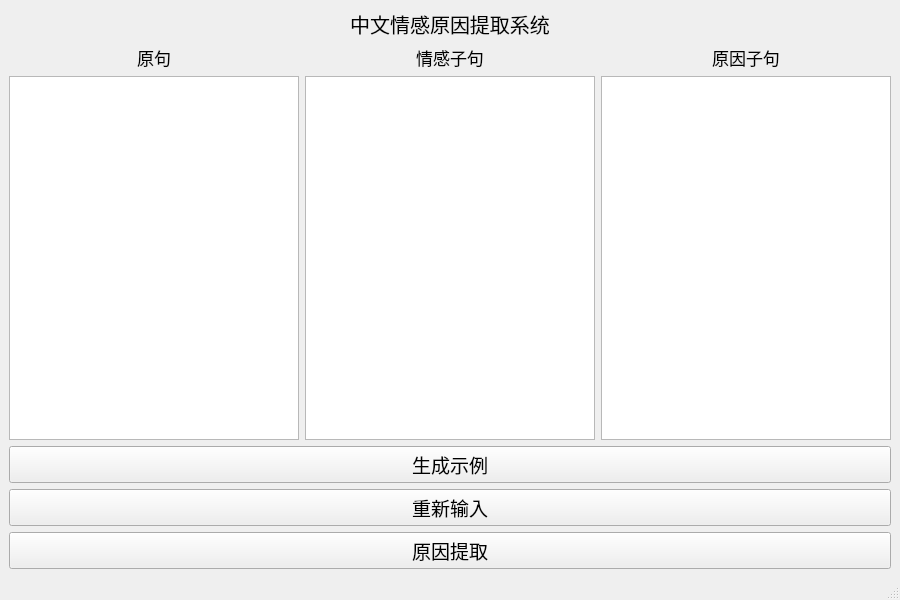
First picture: the form in main_window.ui, repository cuiding/RTHN-master2, before the edit.
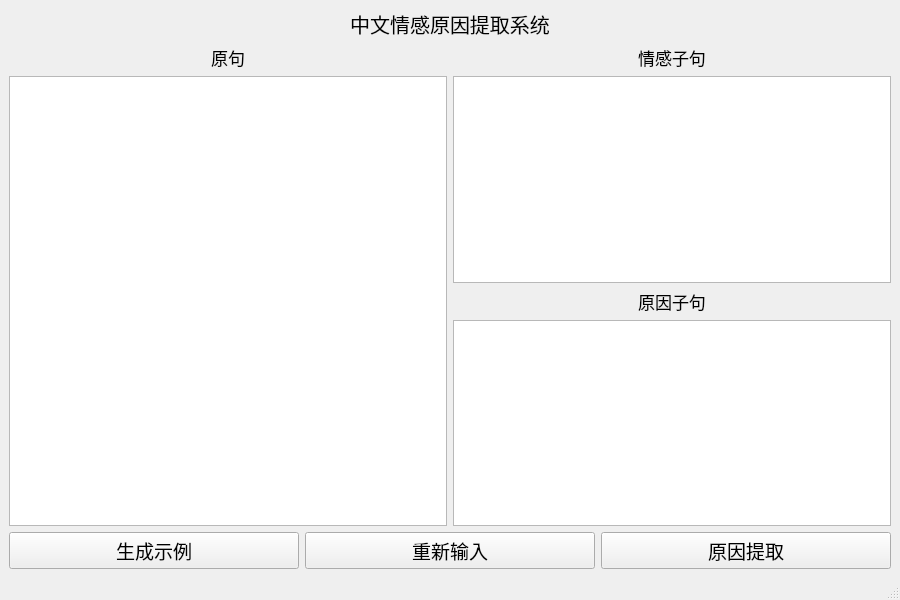
Second picture: the form after the edit.

```diff
--- a/main_window.ui
+++ b/main_window.ui
@@ -23,7 +23,9 @@
    <string>MainWindow</string>
   </property>
   <widget class="QWidget" name="centralwidget">
-   <layout class="QVBoxLayout" name="verticalLayout_2">
+   <layout class="QVBoxLayout" name="verticalLayout_4">
+    <item>
+     <layout class="QVBoxLayout" name="verticalLayout_3">
     <item>
      <widget class="QLabel" name="label">
       <property name="font">
@@ -40,7 +42,9 @@
      </widget>
     </item>
     <item>
-     <layout class="QHBoxLayout" name="horizontalLayout_2">
+       <layout class="QHBoxLayout" name="horizontalLayout">
+        <item>
+         <layout class="QVBoxLayout" name="verticalLayout_2">
       <item>
        <widget class="QLabel" name="label_2">
         <property name="font">
@@ -57,6 +61,19 @@
        </widget>
       </item>
       <item>
+           <widget class="QTextEdit" name="clause_edt">
+            <property name="font">
+             <font>
+              <pointsize>12</pointsize>
+             </font>
+            </property>
+           </widget>
+          </item>
+         </layout>
+        </item>
+        <item>
+         <layout class="QVBoxLayout" name="verticalLayout">
+          <item>
        <widget class="QLabel" name="label_4">
         <property name="font">
          <font>
@@ -71,6 +88,15 @@
         </property>
        </widget>
       </item>
+          <item>
+           <widget class="QTextEdit" name="emotion_edt">
+            <property name="font">
+             <font>
+              <pointsize>12</pointsize>
+             </font>
+            </property>
+           </widget>
+          </item>
       <item>
        <widget class="QLabel" name="label_3">
         <property name="font">
@@ -86,33 +112,6 @@
         </property>
        </widget>
       </item>
-     </layout>
-    </item>
-    <item>
-     <layout class="QVBoxLayout" name="verticalLayout">
-      <property name="rightMargin">
-       <number>0</number>
-      </property>
-      <item>
-       <layout class="QHBoxLayout" name="horizontalLayout">
-        <item>
-         <widget class="QTextEdit" name="clause_edt">
-          <property name="font">
-           <font>
-            <pointsize>12</pointsize>
-           </font>
-          </property>
-         </widget>
-        </item>
-        <item>
-         <widget class="QTextEdit" name="emotion_edt">
-          <property name="font">
-           <font>
-            <pointsize>12</pointsize>
-           </font>
-          </property>
-         </widget>
-        </item>
         <item>
          <widget class="QTextEdit" name="cause_edt">
           <property name="font">
@@ -126,6 +125,10 @@
       </item>
      </layout>
     </item>
+     </layout>
+    </item>
+    <item>
+     <layout class="QHBoxLayout" name="horizontalLayout_2">
     <item>
      <widget class="QPushButton" name="new_btn">
       <property name="font">
@@ -166,6 +169,8 @@
      </widget>
     </item>
    </layout>
+    </item>
+   </layout>
   </widget>
   <widget class="QMenuBar" name="menubar">
    <property name="geometry">
```
Left out of the diff: 32 changed lines with no effect on the pictures. Lines whose indentation alone changed are shown as unchanged.
